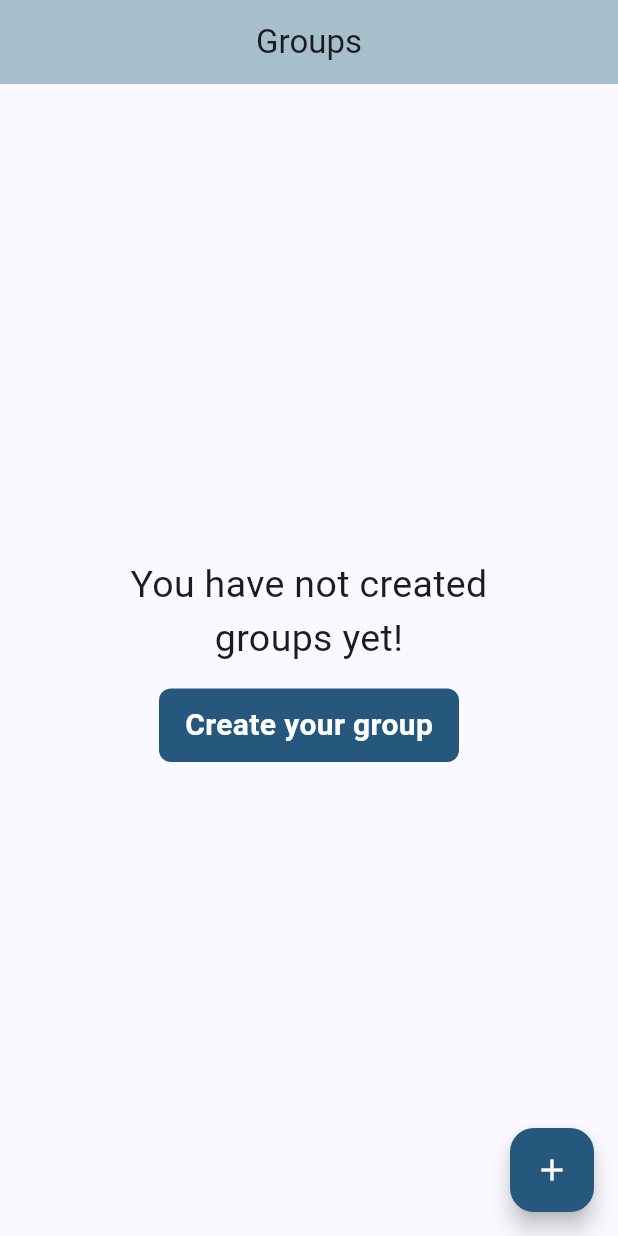
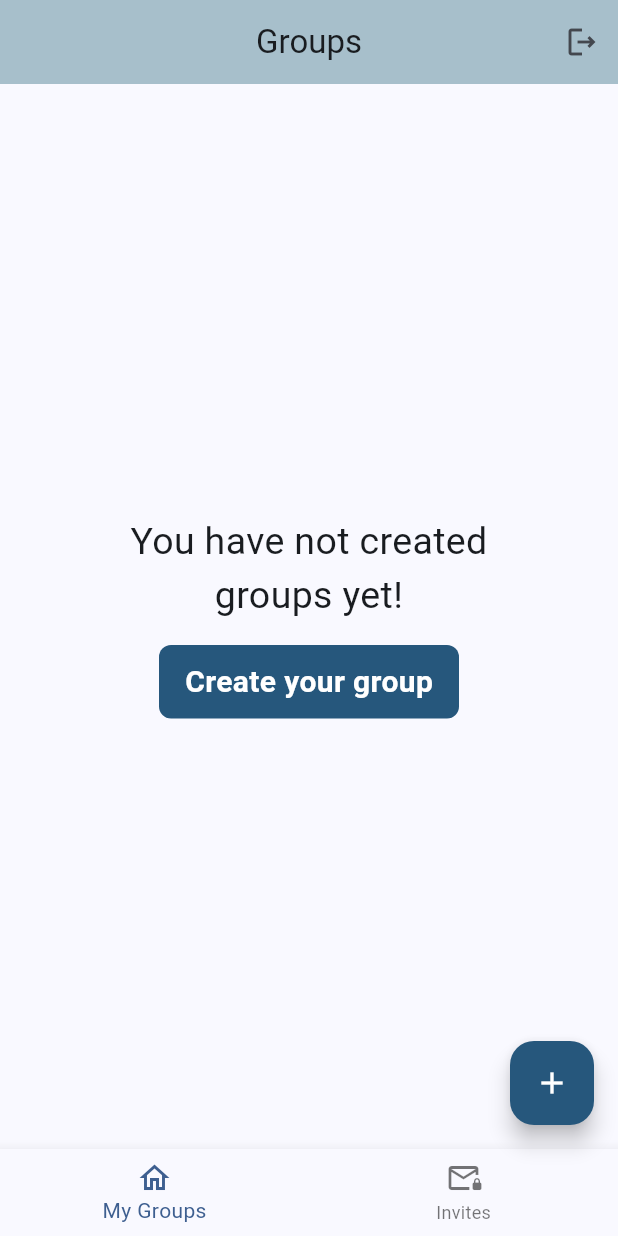
Before and after one commit to shaileshhb/equisplit-frontend, a Flutter app: the ViewUserGroup screen opened directly, on a phone screen of 412 x 824 dp. Run offline on Flutter 3.47's test engine with Material 3 defaults, Android fonts, the phone set to English and light mode, and no system bars; our stand-ins replace fluttertoast, shared_preferences, skeleton_text; accounts and stored records are empty; network calls fail.

Commit message:
bottom navigation bar added

```diff
--- /dev/null
+++ b/lib/screens/components/bottom_navigation_bar.dart
@@ -0,0 +1,39 @@
+import 'package:equisplit_frontend/screens/group/view.dart';
+import 'package:equisplit_frontend/screens/users/view_invitations.dart';
+import 'package:flutter/material.dart';
+
+void _navigateToViewGroups(BuildContext context) {
+  Navigator.push(
+      context, MaterialPageRoute(builder: (context) => const ViewUserGroup()));
+}
+
+void _navigateToViewInvitations(BuildContext context) {
+  Navigator.push(context,
+      MaterialPageRoute(builder: (context) => const ViewInvitations()));
+}
+
+BottomNavigationBar buildBottomNavigationBar(BuildContext context) {
+  return BottomNavigationBar(
+    items: const [
+      BottomNavigationBarItem(
+        icon: Icon(Icons.home_outlined),
+        label: 'My Groups',
+      ),
+      BottomNavigationBarItem(
+        icon: Icon(Icons.mail_lock_outlined),
+        label: 'Invites',
+      ),
+    ],
+    onTap: (index) {
+      if (index == 0) {
+        _navigateToViewGroups(context);
+        return;
+      }
+
+      if (index == 1) {
+        _navigateToViewInvitations(context);
+        return;
+      }
+    },
+  );
+}
--- a/lib/screens/group/create.dart
+++ b/lib/screens/group/create.dart
@@ -29,7 +29,7 @@ class _CreateGroupState extends State<CreateGroup> {
     try {
       var group = Group(
         name: nameController.text,
-        createdBy: UserSharedPreference.getUserID()!,
+        createdBy: UserSharedPreference.getUserId()!,
       );
 
       var response = await UserGroupService().createGroup(group);
--- a/lib/screens/group/details.dart
+++ b/lib/screens/group/details.dart
@@ -1,5 +1,6 @@
 import 'package:equisplit_frontend/extensions/capitalize.dart';
 import 'package:equisplit_frontend/models/group/user_group.dart';
+import 'package:equisplit_frontend/screens/components/bottom_navigation_bar.dart';
 import 'package:equisplit_frontend/screens/components/button.dart';
 import 'package:equisplit_frontend/screens/group/transaction.dart';
 import 'package:equisplit_frontend/screens/skeleton/builder.dart';
@@ -171,6 +172,7 @@ class _GroupDetailsState extends State<GroupDetails> {
                 ),
               ),
       ),
+      bottomNavigationBar: buildBottomNavigationBar(context),
     );
   }
 
--- a/lib/screens/group/transaction.dart
+++ b/lib/screens/group/transaction.dart
@@ -1,6 +1,7 @@
 import 'package:equisplit_frontend/extensions/capitalize.dart';
 import 'package:equisplit_frontend/models/auth/user.dart';
 import 'package:equisplit_frontend/models/group/user_group.dart';
+import 'package:equisplit_frontend/screens/components/bottom_navigation_bar.dart';
 import 'package:equisplit_frontend/screens/components/form_field.dart';
 import 'package:equisplit_frontend/screens/skeleton/builder.dart';
 import 'package:equisplit_frontend/services/group/group.dart';
@@ -29,7 +30,7 @@ class _AddTransactionState extends State<AddTransaction> {
   bool isLoaded = false;
   double transactionAmount = 0;
   int selectedRadio = 1;
-  String? currentUserId = UserSharedPreference.getUserID();
+  String? currentUserId = UserSharedPreference.getUserId();
 
   final amountController = TextEditingController();
   final formGlobalKey = GlobalKey<FormState>();
@@ -223,6 +224,7 @@ class _AddTransactionState extends State<AddTransaction> {
                 ),
               ),
       ),
+      bottomNavigationBar: buildBottomNavigationBar(context),
     );
   }
 
--- a/lib/screens/group/view.dart
+++ b/lib/screens/group/view.dart
@@ -1,5 +1,6 @@
 import 'package:equisplit_frontend/extensions/capitalize.dart';
 import 'package:equisplit_frontend/models/group/group.dart';
+import 'package:equisplit_frontend/screens/components/bottom_navigation_bar.dart';
 import 'package:equisplit_frontend/screens/components/button.dart';
 import 'package:equisplit_frontend/screens/group/create.dart';
 import 'package:equisplit_frontend/screens/group/details.dart';
@@ -18,7 +19,7 @@ class ViewUserGroup extends StatefulWidget {
 
 class _ViewUserGroupState extends State<ViewUserGroup> {
   List<Group>? groups;
-  String userId = UserSharedPreference.getUserID()!;
+  String userId = UserSharedPreference.getUserId()!;
   bool isLoaded = false;
   final double marginLeft = 10.0;
   final double marginBottom = 10.0;
@@ -78,6 +79,14 @@ class _ViewUserGroupState extends State<ViewUserGroup> {
         automaticallyImplyLeading: false,
         centerTitle: true,
         elevation: 1,
+        actions: <Widget>[
+          IconButton(
+            icon: const Icon(Icons.logout_outlined),
+            onPressed: () {
+              // how do i logout?
+            },
+          ),
+        ],
       ),
       body: SafeArea(
         child: isLoaded && groups != null && groups!.isEmpty
@@ -127,6 +136,7 @@ class _ViewUserGroupState extends State<ViewUserGroup> {
         foregroundColor: Colors.white,
         child: const Icon(Icons.add),
       ),
+      bottomNavigationBar: buildBottomNavigationBar(context),
     );
   }
 
--- a/lib/screens/users/invite_users.dart
+++ b/lib/screens/users/invite_users.dart
@@ -2,6 +2,7 @@ import 'package:equisplit_frontend/extensions/capitalize.dart';
 import 'package:equisplit_frontend/models/auth/invitation.dart';
 import 'package:equisplit_frontend/models/auth/user.dart';
 import 'package:equisplit_frontend/models/error/error_response.dart';
+import 'package:equisplit_frontend/screens/components/bottom_navigation_bar.dart';
 import 'package:equisplit_frontend/screens/components/button.dart';
 import 'package:equisplit_frontend/screens/skeleton/builder.dart';
 import 'package:equisplit_frontend/services/user/auth.dart';
@@ -143,6 +144,7 @@ class _InviteUserToGroupState extends State<InviteUserToGroup> {
           ],
         ),
       ),
+      bottomNavigationBar: buildBottomNavigationBar(context),
     );
   }
 
--- a/lib/services/group/group.dart
+++ b/lib/services/group/group.dart
@@ -9,7 +9,7 @@ class UserGroupService {
   Future<List<Group>?> getUserGroups() async {
     var client = http.Client();
     var authorizationToken = UserSharedPreference.getAuthorizationToken();
-    String userId = UserSharedPreference.getUserID()!;
+    String userId = UserSharedPreference.getUserId()!;
 
     var uri = Uri.parse('${GlobalConstants.baseURL}/user/$userId/groups');
 
@@ -78,7 +78,7 @@ class UserGroupService {
   Future<bool> createGroup(Group group) async {
     var client = http.Client();
     var authorizationToken = UserSharedPreference.getAuthorizationToken();
-    var userId = UserSharedPreference.getUserID();
+    var userId = UserSharedPreference.getUserId();
 
     var uri = Uri.parse('${GlobalConstants.baseURL}/user/$userId/group');
 
--- a/lib/services/user/auth.dart
+++ b/lib/services/user/auth.dart
@@ -63,7 +63,7 @@ class AuthenticationService {
     var client = http.Client();
 
     var authorizationToken = UserSharedPreference.getAuthorizationToken();
-    var userID = UserSharedPreference.getUserID();
+    var userID = UserSharedPreference.getUserId();
 
     if (userID == null) {
       return null;
--- a/lib/utils/user.shared_preference.dart
+++ b/lib/utils/user.shared_preference.dart
@@ -21,7 +21,7 @@ class UserSharedPreference {
     await _preferences.setString(_keyUserID, userID);
   }
 
-  static String? getUserID() {
+  static String? getUserId() {
     return _preferences.getString(_keyUserID);
   }
 
```
Also changed, not shown: lib/models/auth/invitation.dart (+10 -0 lines), lib/screens/users/view_invitations.dart (added, +86 -0 lines), lib/services/user/invitation.dart (+35 -4 lines).
